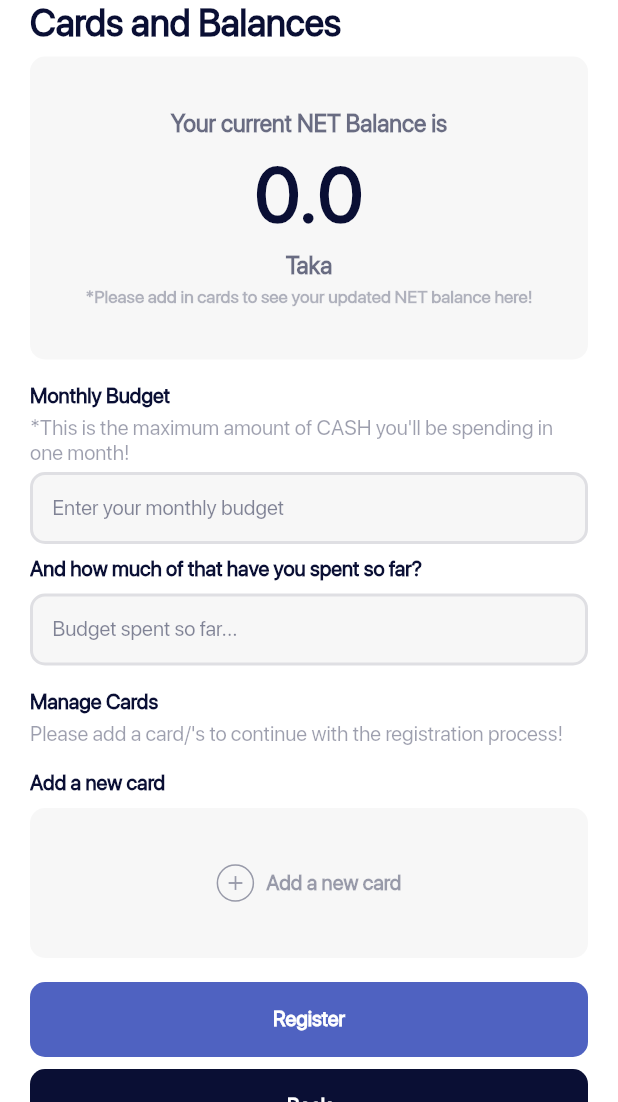
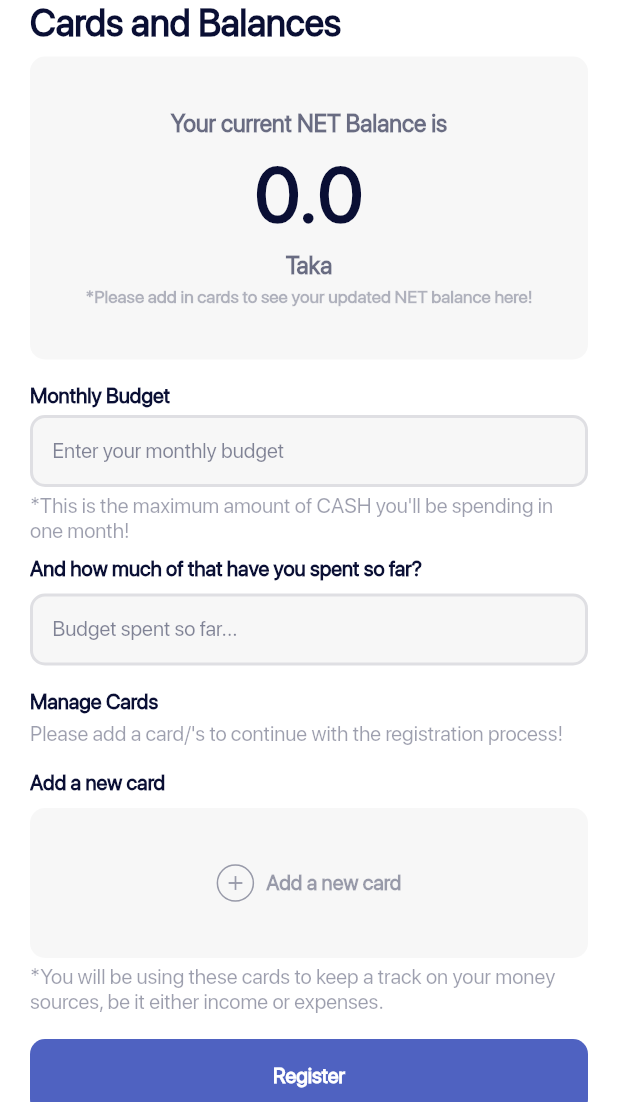
Before and after one commit to WorkWithAfridi/Pinext-Flutter_IncomeExpenseTracker, a Flutter app: the SignupScreenView screen opened directly, swiped to page 2, on a phone screen of 412 x 824 dp, the part 134-1236 px from its top. Run offline on Flutter 3.47's test engine with Material 2 defaults, Android fonts, the phone set to English and light mode, and no system bars; our stand-ins replace awesome_snackbar_content, bloc, cloud_firestore, elegant_notification, equatable, firebase_auth and 6 more; missing offline and left inert: quick_actions; accounts and stored records are empty.

Commit message:
Changed screen transition animation and some bug fixes

```diff
--- /dev/null
+++ b/lib/app/app_data/custom_transition_page_route/custom_transition_page_route.dart
@@ -0,0 +1,22 @@
+import 'package:flutter/material.dart';
+
+class CustomTransitionPageRoute extends PageRouteBuilder {
+  final Widget childWidget;
+
+  CustomTransitionPageRoute({required this.childWidget})
+      : super(
+          transitionDuration: const Duration(milliseconds: 200),
+          reverseTransitionDuration: const Duration(milliseconds: 200),
+          pageBuilder: (context, animation, secondaryAnimation) => childWidget,
+        );
+
+  @override
+  Widget buildTransitions(BuildContext context, Animation<double> animation,
+      Animation<double> secondaryAnimation, Widget child) {
+    return SlideTransition(
+      position: Tween<Offset>(begin: const Offset(-1, 0), end: Offset.zero)
+          .animate(animation),
+      child: childWidget,
+    );
+  }
+}
--- a/lib/app/bloc/userBloc/user_bloc.dart
+++ b/lib/app/bloc/userBloc/user_bloc.dart
@@ -82,8 +82,8 @@ class UserBloc extends Bloc<UserEvent, UserState> {
         ));
       }
     });
-    on<SignOutUserEvent>(((event, emit) {
-      bool isSignedOut = AuthenticationServices().signOutUser();
+    on<SignOutUserEvent>(((event, emit) async {
+      bool isSignedOut = await AuthenticationServices().signOutUser();
       if (isSignedOut) {
         emit(UnauthenticatedUserState());
       } else {
--- a/lib/app/screens/home/homeframe.dart
+++ b/lib/app/screens/home/homeframe.dart
@@ -5,6 +5,7 @@ import 'package:flutter_bloc/flutter_bloc.dart';
 import 'package:pinext/app/app_data/app_constants/domentions.dart';
 import 'package:pinext/app/app_data/routing/routes.dart';
 import 'package:pinext/app/app_data/theme_data/colors.dart';
+import 'package:pinext/app/bloc/userBloc/user_bloc.dart';
 import 'package:pinext/app/screens/home/pages/archive_page.dart';
 import 'package:pinext/app/screens/home/pages/cards_and_balance_page.dart';
 import 'package:pinext/app/screens/home/pages/home_page.dart';
@@ -207,6 +208,7 @@ class PinextDrawer extends StatelessWidget {
                     bool userSignedOutSuccessfully =
                         await AuthenticationServices().signOutUser();
                     if (userSignedOutSuccessfully) {
+                      context.read<UserBloc>().add(SignOutUserEvent());
                       Navigator.pushNamedAndRemoveUntil(
                         context,
                         ROUTES.getLoginRoute,
--- a/lib/app/screens/home/pages/home_page.dart
+++ b/lib/app/screens/home/pages/home_page.dart
@@ -287,7 +287,9 @@ class HomepageView extends StatelessWidget {
                       children: [
                         Text(
                           "You've saved",
-                          style: regularTextStyle,
+                          style: regularTextStyle.copyWith(
+                            color: customBlackColor.withOpacity(.6),
+                          ),
                         ),
                         const SizedBox(
                           height: 4,
@@ -316,7 +318,7 @@ class HomepageView extends StatelessWidget {
                         Text(
                           "in ${months[int.parse(currentMonth) - 1]} alone!!",
                           style: regularTextStyle.copyWith(
-                            color: customBlackColor,
+                            color: customBlackColor.withOpacity(.6),
                           ),
                         ),
                       ],
--- a/lib/app/screens/signin/signin_screen.dart
+++ b/lib/app/screens/signin/signin_screen.dart
@@ -85,7 +85,7 @@ class _SigninScreenViewState extends State<SigninScreenView> {
               GetCustomTextField(
                 controller: emailController,
                 hintTitle: "Username or email",
-                onChanged: () {},
+                onChanged: (String value) {},
               ),
               const SizedBox(
                 height: 8,
@@ -94,7 +94,7 @@ class _SigninScreenViewState extends State<SigninScreenView> {
                 controller: passwordController,
                 hintTitle: "Password",
                 isPassword: true,
-                onChanged: () {},
+                onChanged: (String value) {},
               ),
               const SizedBox(
                 height: 16,
--- a/lib/app/screens/signup/pages/cards_and_balance_registration_page.dart
+++ b/lib/app/screens/signup/pages/cards_and_balance_registration_page.dart
@@ -2,13 +2,13 @@ import 'dart:developer';
 
 import 'package:flutter/material.dart';
 import 'package:flutter_bloc/flutter_bloc.dart';
-import 'package:pinext/app/screens/add_and_edit_pinext_card/add_and_edit_pinext_card.dart';
 import 'package:pinext/app/shared/widgets/custom_snackbar.dart';
 import 'package:pinext/app/shared/widgets/pinext_card_minimized.dart';
 
 import '../../../app_data/app_constants/constants.dart';
 import '../../../app_data/app_constants/domentions.dart';
 import '../../../app_data/app_constants/fonts.dart';
+import '../../../app_data/custom_transition_page_route/custom_transition_page_route.dart';
 import '../../../app_data/routing/routes.dart';
 import '../../../app_data/theme_data/colors.dart';
 import '../../../bloc/signup_cubit/signin_cubit_cubit.dart';
@@ -16,6 +16,7 @@ import '../../../bloc/userBloc/user_bloc.dart';
 import '../../../models/pinext_card_model.dart';
 import '../../../shared/widgets/custom_button.dart';
 import '../../../shared/widgets/custom_text_field.dart';
+import '../../add_and_edit_pinext_card/add_and_edit_pinext_card.dart';
 
 class CardsAndBalancesRegistrationPage extends StatelessWidget {
   CardsAndBalancesRegistrationPage({
@@ -139,20 +140,20 @@ class CardsAndBalancesRegistrationPage extends StatelessWidget {
             const SizedBox(
               height: 4,
             ),
+            GetCustomTextField(
+              controller: monthlyBudgetController,
+              hintTitle: "Enter your monthly budget",
+              textInputType: TextInputType.number,
+              onChanged: (String value) {},
+            ),
+            const SizedBox(
+              height: 4,
+            ),
             Text(
               "*This is the maximum amount of CASH you'll be spending in one month!",
               style: regularTextStyle.copyWith(
                 color: customBlackColor.withOpacity(.4),
               ),
-            ),
-            const SizedBox(
-              height: 4,
-            ),
-            GetCustomTextField(
-              controller: monthlyBudgetController,
-              hintTitle: "Enter your monthly budget",
-              textInputType: TextInputType.number,
-              onChanged: () {},
             ),
             const SizedBox(
               height: 8,
@@ -168,7 +169,7 @@ class CardsAndBalancesRegistrationPage extends StatelessWidget {
               controller: budgetSpentSoFarController,
               hintTitle: "Budget spent so far...",
               textInputType: TextInputType.number,
-              onChanged: () {},
+              onChanged: (String value) {},
             ),
             const SizedBox(
               height: 16,
@@ -232,20 +233,13 @@ class CardsAndBalancesRegistrationPage extends StatelessWidget {
             ),
             GestureDetector(
               onTap: () {
-                // context.read<SigninCubit>().addCard(PinextCardModel(
-                //     title: "title",
-                //     description: "description",
-                //     balance: 0.00,
-                //     color: "Black",
-                //     lastTransactionData: DateTime.now().toString()));
                 Navigator.push(
-                  context,
-                  MaterialPageRoute(
-                    builder: (context) => AddAndEditPinextCardScreen(
-                      addCardForSignUpProcess: true,
-                    ),
-                  ),
-                );
+                    context,
+                    CustomTransitionPageRoute(
+                      childWidget: AddAndEditPinextCardScreen(
+                        addCardForSignUpProcess: true,
+                      ),
+                    ));
               },
               child: Container(
                 height: 100,
@@ -288,6 +282,15 @@ class CardsAndBalancesRegistrationPage extends StatelessWidget {
                     ),
                   ],
                 ),
+              ),
+            ),
+            const SizedBox(
+              height: 4,
+            ),
+            Text(
+              "*You will be using these cards to keep a track on your money sources, be it either income or expenses.",
+              style: regularTextStyle.copyWith(
+                color: customBlackColor.withOpacity(.4),
               ),
             ),
             const SizedBox(
--- a/lib/app/screens/signup/pages/user_registration_page.dart
+++ b/lib/app/screens/signup/pages/user_registration_page.dart
@@ -56,7 +56,7 @@ class UserRegistrationPage extends StatelessWidget {
             GetCustomTextField(
               controller: userNameController,
               hintTitle: "Enter username...",
-              onChanged: () {},
+                onChanged: (String value) {},
             ),
             const SizedBox(
               height: 8,
@@ -64,7 +64,7 @@ class UserRegistrationPage extends StatelessWidget {
             GetCustomTextField(
               controller: emailController,
               hintTitle: "Enter email address...",
-              onChanged: () {},
+                onChanged: (String value) {},
             ),
             const SizedBox(
               height: 8,
@@ -73,7 +73,7 @@ class UserRegistrationPage extends StatelessWidget {
               controller: passwordController,
               hintTitle: "Password",
               isPassword: true,
-              onChanged: () {},
+                onChanged: (String value) {},
             ),
             const SizedBox(
               height: 16,
```
Also changed, not shown: lib/app/app_data/routing/routes.dart (+12 -15 lines).
